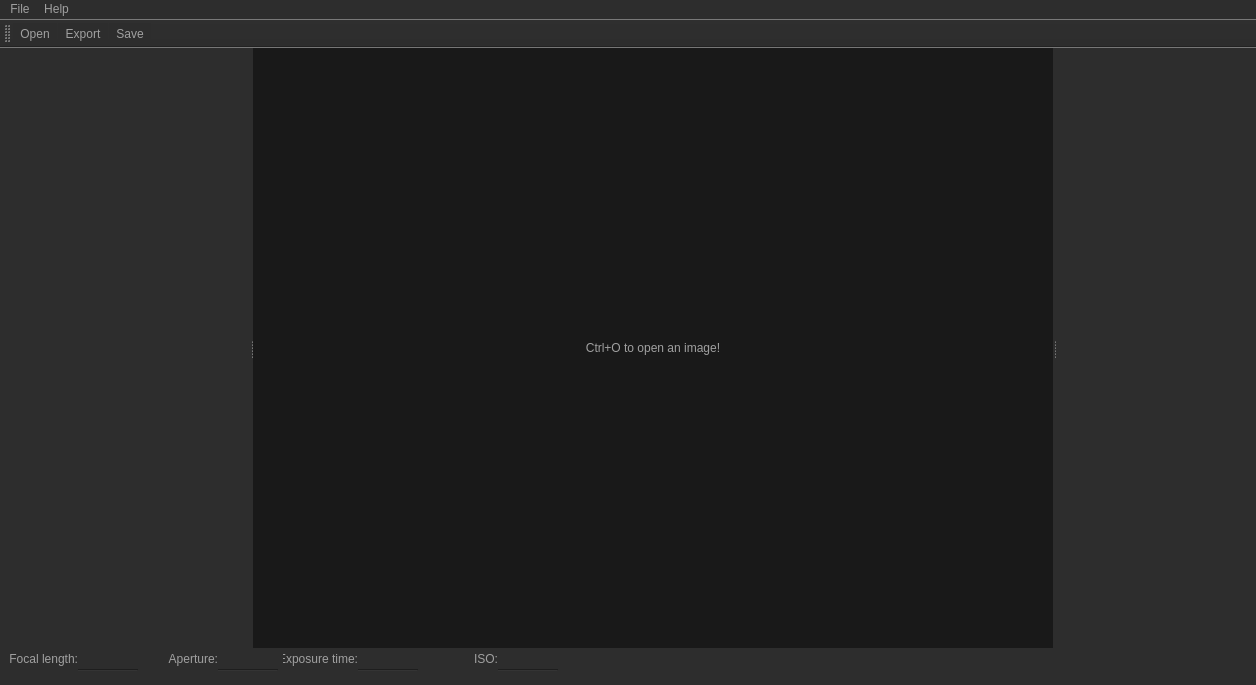
Old version of the form ui/main_window.ui in the repository AR0EN/img-pro.
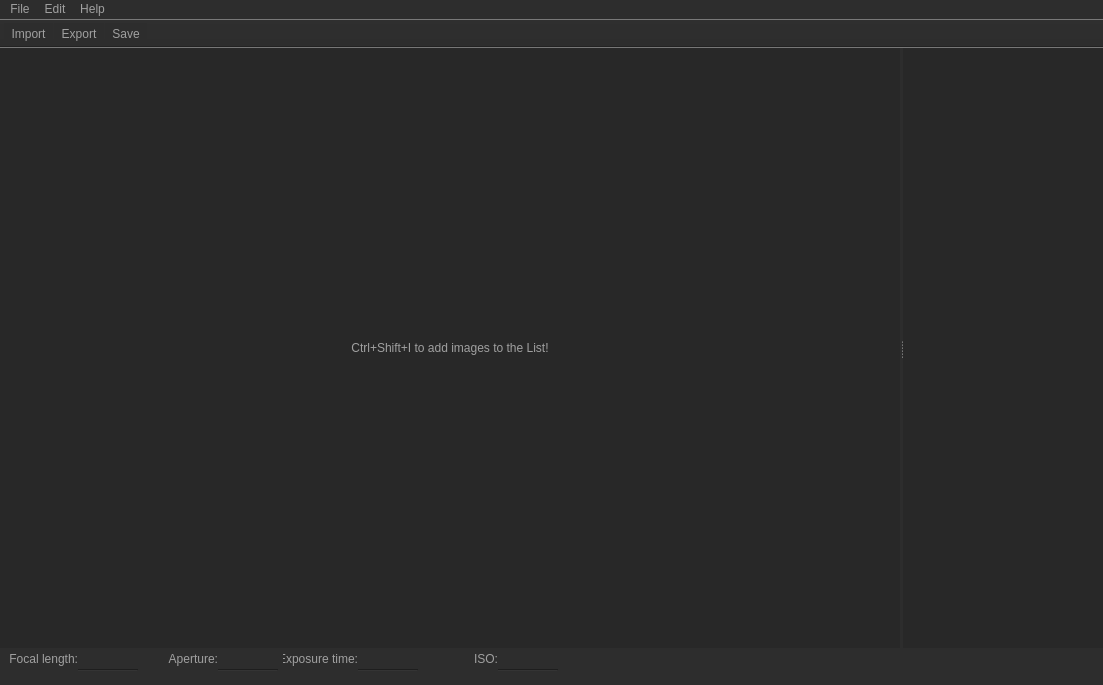
New version of the form. Icons and pictures are not drawn.

Patch:
```diff
--- a/ui/main_window.ui
+++ b/ui/main_window.ui
@@ -6,7 +6,7 @@
    <rect>
     <x>0</x>
     <y>0</y>
-    <width>1256</width>
+    <width>1103</width>
     <height>685</height>
    </rect>
   </property>
@@ -18,13 +18,13 @@
   </property>
   <property name="minimumSize">
    <size>
-    <width>1256</width>
+    <width>1103</width>
     <height>685</height>
    </size>
   </property>
   <property name="maximumSize">
    <size>
-    <width>1256</width>
+    <width>1103</width>
     <height>685</height>
    </size>
   </property>
@@ -261,117 +261,66 @@
      <rect>
       <x>0</x>
       <y>0</y>
-      <width>1256</width>
+      <width>1103</width>
       <height>600</height>
      </rect>
     </property>
-    <property name="minimumSize">
+    <property name="maximumSize">
      <size>
-      <width>550</width>
-      <height>0</height>
+      <width>16777215</width>
+      <height>600</height>
      </size>
     </property>
-    <property name="lineWidth">
-     <number>0</number>
+    <property name="styleSheet">
+     <string notr="true">background-color: rgb(45, 45, 45);</string>
     </property>
     <property name="orientation">
      <enum>Qt::Horizontal</enum>
     </property>
+    <property name="opaqueResize">
+     <bool>false</bool>
+    </property>
     <property name="handleWidth">
      <number>3</number>
     </property>
-    <widget class="QFrame" name="frameTool">
+    <property name="childrenCollapsible">
+     <bool>false</bool>
+    </property>
+    <widget class="QLabel" name="labelCanvas">
      <property name="sizePolicy">
-      <sizepolicy hsizetype="Fixed" vsizetype="Preferred">
+      <sizepolicy hsizetype="Fixed" vsizetype="Fixed">
        <horstretch>0</horstretch>
        <verstretch>0</verstretch>
       </sizepolicy>
      </property>
      <property name="minimumSize">
       <size>
-       <width>250</width>
-       <height>0</height>
+       <width>900</width>
+       <height>600</height>
       </size>
      </property>
      <property name="maximumSize">
       <size>
-       <width>250</width>
-       <height>16777215</height>
+       <width>900</width>
+       <height>600</height>
       </size>
      </property>
+     <property name="styleSheet">
+      <string notr="true">background-color: rgb(40, 40, 40);</string>
+     </property>
      <property name="frameShape">
       <enum>QFrame::NoFrame</enum>
      </property>
-     <property name="frameShadow">
-      <enum>QFrame::Plain</enum>
+     <property name="text">
+      <string>Ctrl+Shift+I to add images to the List!</string>
      </property>
-    </widget>
-    <widget class="QFrame" name="frameDisplay">
-     <property name="sizePolicy">
-      <sizepolicy hsizetype="Expanding" vsizetype="Preferred">
-       <horstretch>0</horstretch>
-       <verstretch>0</verstretch>
-      </sizepolicy>
+     <property name="alignment">
+      <set>Qt::AlignCenter</set>
      </property>
-     <property name="minimumSize">
-      <size>
-       <width>0</width>
-       <height>0</height>
-      </size>
-     </property>
-     <property name="maximumSize">
-      <size>
-       <width>16777215</width>
-       <height>16777215</height>
-      </size>
-     </property>
-     <property name="styleSheet">
-      <string notr="true">background-color: rgb(25, 25, 25);</string>
-     </property>
-     <property name="frameShape">
-      <enum>QFrame::StyledPanel</enum>
-     </property>
-     <property name="frameShadow">
-      <enum>QFrame::Raised</enum>
-     </property>
-     <widget class="QLabel" name="labelCanvas">
-      <property name="geometry">
-       <rect>
-        <x>0</x>
-        <y>0</y>
-        <width>800</width>
-        <height>600</height>
-       </rect>
-      </property>
-      <property name="text">
-       <string>Ctrl+O to open an image!</string>
-      </property>
-      <property name="alignment">
-       <set>Qt::AlignCenter</set>
-      </property>
-     </widget>
     </widget>
-    <widget class="QFrame" name="frameImgBrowser">
-     <property name="sizePolicy">
-      <sizepolicy hsizetype="Fixed" vsizetype="Preferred">
-       <horstretch>0</horstretch>
-       <verstretch>0</verstretch>
-      </sizepolicy>
-     </property>
-     <property name="minimumSize">
-      <size>
-       <width>200</width>
-       <height>0</height>
-      </size>
-     </property>
-     <property name="maximumSize">
-      <size>
-       <width>200</width>
-       <height>16777215</height>
-      </size>
-     </property>
+    <widget class="QListWidget" name="listWidgetImgList">
      <property name="styleSheet">
-      <string notr="true">background-color: rgb(45, 45, 45);</string>
+      <string notr="true">background-color: rgb(40, 40, 40);</string>
      </property>
      <property name="frameShape">
       <enum>QFrame::NoFrame</enum>
@@ -380,7 +329,16 @@
       <enum>QFrame::Plain</enum>
      </property>
      <property name="lineWidth">
-      <number>1</number>
+      <number>0</number>
+     </property>
+     <property name="selectionMode">
+      <enum>QAbstractItemView::SingleSelection</enum>
+     </property>
+     <property name="spacing">
+      <number>5</number>
+     </property>
+     <property name="viewMode">
+      <enum>QListView::ListMode</enum>
      </property>
     </widget>
    </widget>
@@ -390,18 +348,21 @@
     <rect>
      <x>0</x>
      <y>0</y>
-     <width>1256</width>
+     <width>1103</width>
      <height>21</height>
     </rect>
    </property>
    <property name="defaultUp">
     <bool>false</bool>
    </property>
+   <property name="nativeMenuBar">
+    <bool>true</bool>
+   </property>
    <widget class="QMenu" name="menuFile">
     <property name="title">
      <string>File</string>
     </property>
-    <addaction name="actionOpen"/>
+    <addaction name="actionImport"/>
     <addaction name="actionExport"/>
     <addaction name="actionSave"/>
     <addaction name="actionExit"/>
@@ -412,53 +373,83 @@
     </property>
     <addaction name="actionAbout"/>
    </widget>
+   <widget class="QMenu" name="menuEdit">
+    <property name="title">
+     <string>Edit</string>
+    </property>
+    <widget class="QMenu" name="menuMerge">
+     <property name="title">
+      <string>Merge</string>
+     </property>
+     <addaction name="actionHDR"/>
+     <addaction name="actionPanaroma"/>
+     <addaction name="actionMean"/>
+     <addaction name="actionMedian"/>
+     <addaction name="actionStack"/>
+    </widget>
+    <addaction name="actionSingle"/>
+    <addaction name="menuMerge"/>
+   </widget>
    <addaction name="menuFile"/>
+   <addaction name="menuEdit"/>
    <addaction name="menuHelp"/>
   </widget>
   <widget class="QToolBar" name="toolBar">
    <property name="windowTitle">
     <string>toolBar</string>
    </property>
+   <property name="movable">
+    <bool>false</bool>
+   </property>
+   <property name="floatable">
+    <bool>false</bool>
+   </property>
    <attribute name="toolBarArea">
     <enum>TopToolBarArea</enum>
    </attribute>
    <attribute name="toolBarBreak">
     <bool>false</bool>
    </attribute>
-   <addaction name="actionTBOpen"/>
+   <addaction name="actionTBImport"/>
    <addaction name="actionTBExport"/>
    <addaction name="actionTBSave"/>
   </widget>
-  <action name="actionOpen">
+  <action name="actionImport">
    <property name="text">
-    <string>Open</string>
+    <string>Import</string>
+   </property>
+   <property name="shortcut">
+    <string>Ctrl+Shift+I</string>
    </property>
   </action>
   <action name="actionExport">
    <property name="text">
     <string>Export</string>
    </property>
+   <property name="shortcut">
+    <string>Ctrl+Shift+E</string>
+   </property>
   </action>
   <action name="actionSave">
    <property name="text">
     <string>Save</string>
    </property>
+   <property name="shortcut">
+    <string>Ctrl+S</string>
+   </property>
   </action>
   <action name="actionExit">
    <property name="text">
     <string>Exit</string>
    </property>
   </action>
-  <action name="actionTBOpen">
+  <action name="actionTBImport">
    <property name="icon">
     <iconset>
-     <normaloff>../icons/win7/folder/1639.ico</normaloff>../icons/win7/folder/1639.ico</iconset>
+     <normaloff>../icons/win7/add/1679.ico</normaloff>../icons/win7/add/1679.ico</iconset>
    </property>
    <property name="text">
-    <string>Open</string>
-   </property>
-   <property name="shortcut">
-    <string>Ctrl+O</string>
+    <string>Import</string>
    </property>
   </action>
   <action name="actionTBExport">
@@ -469,9 +460,6 @@
    <property name="text">
     <string>Export</string>
    </property>
-   <property name="shortcut">
-    <string>Ctrl+Shift+E</string>
-   </property>
   </action>
   <action name="actionTBSave">
    <property name="icon">
@@ -481,15 +469,42 @@
    <property name="text">
     <string>Save</string>
    </property>
-   <property name="shortcut">
-    <string>Ctrl+S</string>
-   </property>
   </action>
   <action name="actionAbout">
    <property name="text">
     <string>About</string>
    </property>
   </action>
+  <action name="actionSingle">
+   <property name="text">
+    <string>Single</string>
+   </property>
+  </action>
+  <action name="actionHDR">
+   <property name="text">
+    <string>HDR</string>
+   </property>
+  </action>
+  <action name="actionPanaroma">
+   <property name="text">
+    <string>Panaroma</string>
+   </property>
+  </action>
+  <action name="actionMean">
+   <property name="text">
+    <string>Mean</string>
+   </property>
+  </action>
+  <action name="actionMedian">
+   <property name="text">
+    <string>Median</string>
+   </property>
+  </action>
+  <action name="actionStack">
+   <property name="text">
+    <string>Stack</string>
+   </property>
+  </action>
  </widget>
  <resources/>
  <connections/>
```
